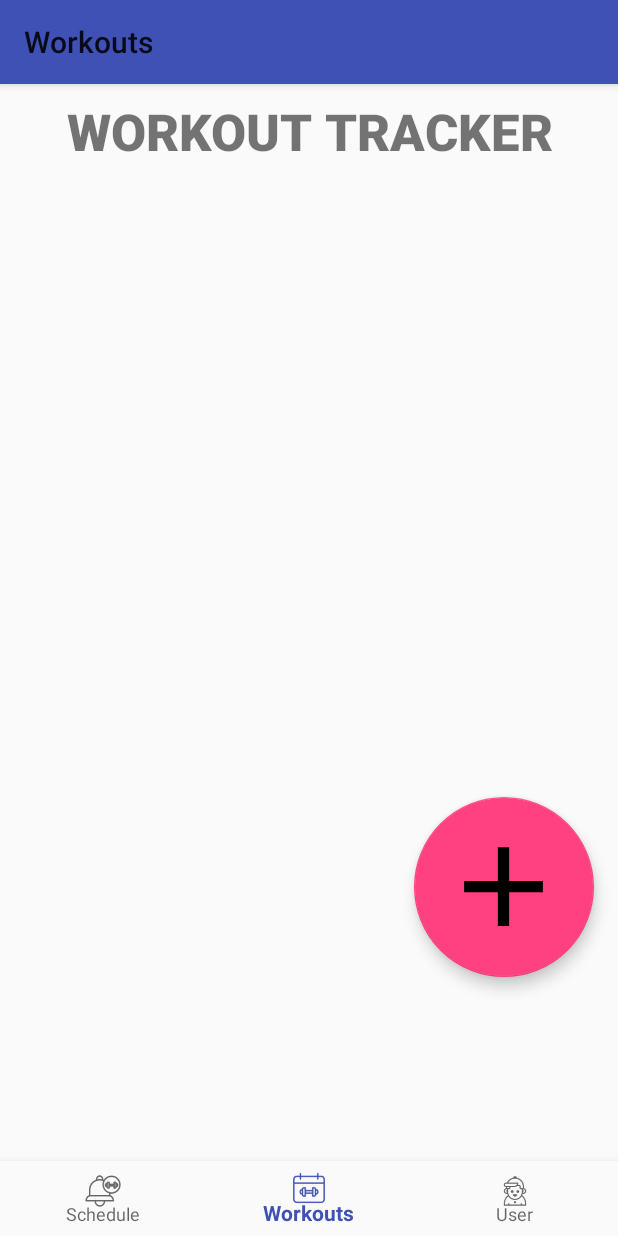
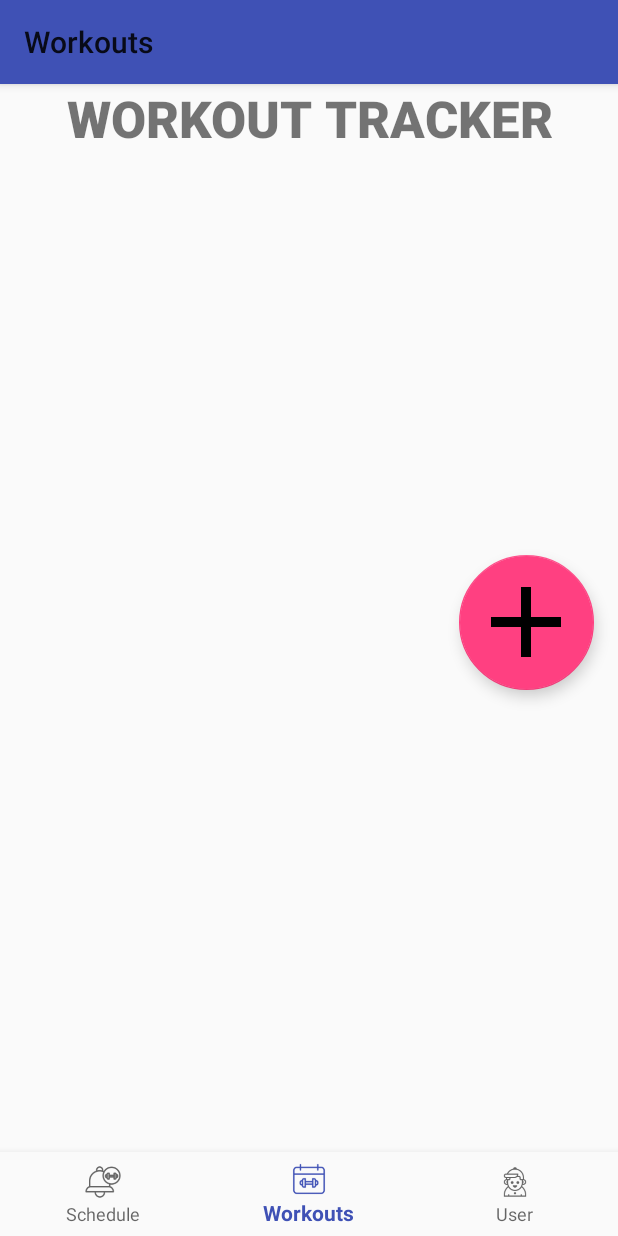
Before and after one commit to Bryce-59/workout-tracker-app, an Android app: the screen it shows after launch (MainActivity), on a phone screen of 412 x 824 dp. Run offline under Robolectric (Android 15) with nearby library versions, the phone set to English and light mode, and no system bars; our stand-ins replace Room's generated code, navigation-ui.

Commit message:
fixed recycler layout

```diff
--- a/app/src/main/res/layout/activity_main.xml
+++ b/app/src/main/res/layout/activity_main.xml
@@ -28,8 +28,8 @@ So, we are leaving the template code in. -->
 
     <com.google.android.material.bottomnavigation.BottomNavigationView
         android:id="@+id/nav_view"
-        android:layout_width="wrap_content"
-        android:layout_height="50dp"
+        android:layout_width="match_parent"
+        android:layout_height="wrap_content"
         android:background="?android:attr/windowBackground"
         app:layout_constraintBottom_toBottomOf="parent"
         app:layout_constraintLeft_toLeftOf="parent"
@@ -39,9 +39,8 @@ So, we are leaving the template code in. -->
     <fragment
         android:id="@+id/nav_host_fragment_activity_main"
         android:name="androidx.navigation.fragment.NavHostFragment"
-        android:layout_width="match_parent"
-        android:layout_height="match_parent"
-        android:layout_marginBottom="50dp"
+        android:layout_width="0dp"
+        android:layout_height="0dp"
         app:defaultNavHost="true"
         app:layout_constraintBottom_toTopOf="@+id/nav_view"
         app:layout_constraintEnd_toEndOf="parent"
@@ -49,6 +48,6 @@ So, we are leaving the template code in. -->
         app:layout_constraintTop_toTopOf="parent"
         app:layout_constraintVertical_bias="1.0"
         app:navGraph="@navigation/mobile_navigation"
-        tools:layout="@layout/fragment_user" />
+        tools:layout="@layout/fragment_workout" />
 
 </androidx.constraintlayout.widget.ConstraintLayout>
--- a/app/src/main/res/layout/fragment_workout.xml
+++ b/app/src/main/res/layout/fragment_workout.xml
@@ -26,49 +26,46 @@ So, we are leaving the template code in. -->
     android:layout_height="match_parent"
     tools:context=".MainActivity">
 
+    <TextView
+        android:id="@+id/textView"
+        android:layout_width="match_parent"
+        android:layout_height="wrap_content"
+        android:fontFamily="sans-serif-black"
+        android:text="WORKOUT TRACKER"
+        android:textAlignment="center"
+        android:textSize="34sp"
+        app:layout_constraintEnd_toEndOf="parent"
+        app:layout_constraintStart_toStartOf="parent"
+        app:layout_constraintTop_toTopOf="parent" />
+
     <androidx.recyclerview.widget.RecyclerView
         android:id="@+id/recyclerview"
-        android:layout_width="378dp"
-        android:layout_height="420dp"
-        android:layout_marginEnd="16dp"
+        android:layout_width="match_parent"
+        android:layout_height="wrap_content"
         android:padding="@dimen/big_padding"
         app:layout_constraintBottom_toBottomOf="parent"
         app:layout_constraintEnd_toEndOf="parent"
         app:layout_constraintHorizontal_bias="1.0"
         app:layout_constraintLeft_toLeftOf="parent"
         app:layout_constraintRight_toRightOf="parent"
-        app:layout_constraintTop_toTopOf="parent"
-        app:layout_constraintVertical_bias="0.186"
+        app:layout_constraintTop_toBottomOf="@+id/textView"
         tools:listitem="@layout/recyclerview_workout" />
 
     <com.google.android.material.floatingactionbutton.FloatingActionButton
         android:id="@+id/fab"
-        android:layout_width="120dp"
-        android:layout_height="120dp"
+        android:layout_width="90dp"
+        android:layout_height="90dp"
         android:layout_marginStart="32dp"
         android:layout_marginEnd="16dp"
         android:contentDescription="@string/schedule_word"
         android:src="@drawable/ic_add_black_24dp"
-        app:fabCustomSize="120dp"
-        app:layout_constraintBottom_toBottomOf="parent"
+        app:fabCustomSize="90dp"
+        app:layout_constraintBottom_toBottomOf="@id/recyclerview"
         app:layout_constraintEnd_toEndOf="parent"
         app:layout_constraintHorizontal_bias="1.0"
         app:layout_constraintStart_toStartOf="parent"
-        app:layout_constraintTop_toBottomOf="@+id/recyclerview"
-        app:layout_constraintVertical_bias="0.0"
-        app:maxImageSize="90dp" />
-
-    <TextView
-        android:id="@+id/textView"
-        android:layout_width="335dp"
-        android:layout_height="38dp"
-        android:fontFamily="sans-serif-black"
-        android:text="WORKOUT TRACKER"
-        android:textAlignment="center"
-        android:textSize="34sp"
-        app:layout_constraintBottom_toTopOf="@+id/recyclerview"
-        app:layout_constraintEnd_toEndOf="parent"
-        app:layout_constraintStart_toStartOf="parent"
-        app:layout_constraintTop_toTopOf="parent" />
+        app:layout_constraintTop_toTopOf="@+id/recyclerview"
+        app:layout_constraintVertical_bias="0.85"
+        app:maxImageSize="80dp" />
 
 </androidx.constraintlayout.widget.ConstraintLayout>
```
